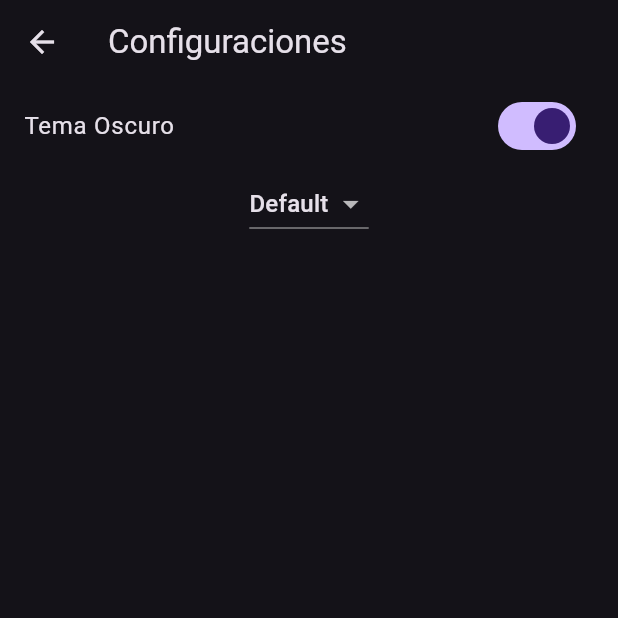
After one commit to ifam1603/moviles_2024, a Flutter app: the SettingsScreen screen opened by its route, after a tap on "Tema Oscuro", on a phone screen of 412 x 824 dp, the top half of it. The commit adds this screen. Run offline on Flutter 3.47's test engine with Material 3 defaults, Android fonts, the light colour scheme and no system bars; our stand-ins replace convex_bottom_bar, flutter_expandable_fab, image_picker, quickalert, shared_preferences, sqflite; missing offline and left inert: wolt_modal_sheet; accounts and stored records are empty; network calls fail.

Commit message:
implementacion shared preferences,cambio tema valuenotifier,screen tema y fuente

```diff
--- /dev/null
+++ b/lib/screens/settings_screen.dart
@@ -0,0 +1,85 @@
+import 'package:flutter/material.dart';
+import 'package:shared_preferences/shared_preferences.dart';
+import 'package:moviles_2024/settings/global_values.dart';
+
+class SettingsScreen extends StatefulWidget {
+  @override
+  _SettingsScreenState createState() => _SettingsScreenState();
+}
+
+class _SettingsScreenState extends State<SettingsScreen> {
+  bool isDarkTheme = false;
+  String selectedFont = "Default"; // Valor inicial
+
+  final List<String> fonts = [
+    "Default",
+    "Lobster",
+    "Roboto",
+    "Arial",
+    // Agrega más fuentes según tus necesidades
+  ];
+
+  @override
+  void initState() {
+    super.initState();
+    _loadPreferences(); // Cargar preferencias al iniciar
+  }
+
+  // Método para cargar las preferencias guardadas
+  _loadPreferences() async {
+    SharedPreferences prefs = await SharedPreferences.getInstance();
+    setState(() {
+      isDarkTheme = prefs.getBool('isDarkTheme') ?? false; // Cargar tema
+      selectedFont = prefs.getString('selectedFont') ?? "Default"; // Cargar fuente
+      GlobalValues.banthemeDark.value = isDarkTheme; // Actualizar el ValueNotifier
+      GlobalValues.selectedFont.value = selectedFont; // Actualizar el ValueNotifier
+    });
+  }
+
+  // Método para guardar las preferencias
+  _savePreferences() async {
+    SharedPreferences prefs = await SharedPreferences.getInstance();
+    prefs.setBool('isDarkTheme', isDarkTheme);
+    prefs.setString('selectedFont', selectedFont);
+  }
+
+  @override
+  Widget build(BuildContext context) {
+    return Scaffold(
+      appBar: AppBar(
+        title: Text("Configuraciones"),
+      ),
+      body: Column(
+        children: [
+          SwitchListTile(
+            title: Text("Tema Oscuro"),
+            value: isDarkTheme,
+            onChanged: (bool value) {
+              setState(() {
+                isDarkTheme = value;
+                GlobalValues.banthemeDark.value = isDarkTheme; // Actualizar ValueNotifier
+                _savePreferences(); // Guardar preferencias
+              });
+            },
+          ),
+          DropdownButton<String>(
+            value: selectedFont,
+            onChanged: (String? newValue) {
+              setState(() {
+                selectedFont = newValue!;
+                GlobalValues.selectedFont.value = selectedFont; // Actualizar ValueNotifier
+                _savePreferences(); // Guardar preferencias
+              });
+            },
+            items: fonts.map<DropdownMenuItem<String>>((String font) {
+              return DropdownMenuItem<String>(
+                value: font,
+                child: Text(font),
+              );
+            }).toList(),
+          ),
+        ],
+      ),
+    );
+  }
+}
```
Also changed, not shown: lib/main.dart (+18 -2 lines), lib/onboarding/theme_settings_screen.dart (+0 -28 lines), lib/screens/home_screen.dart (+14 -3 lines), pubspec.yaml (+5 -5 lines), assets/fonts/Lobster.ttf (added), pubspec.lock, 1 other file.
